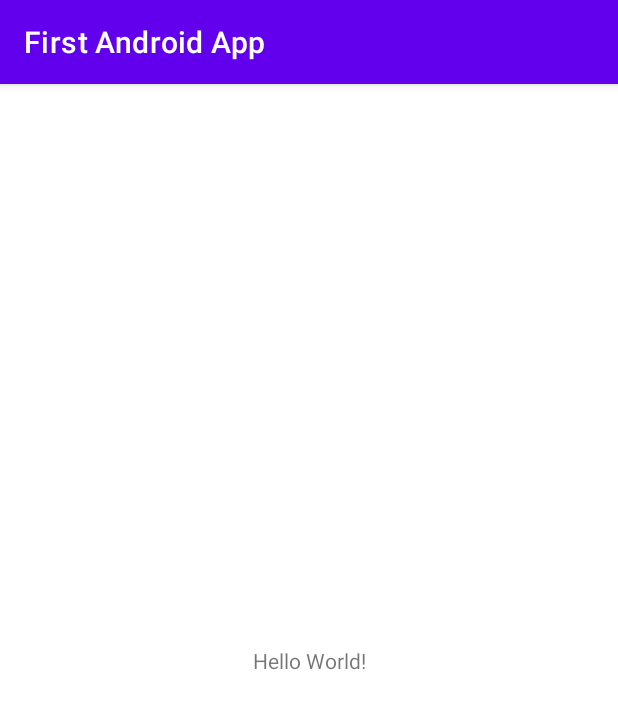
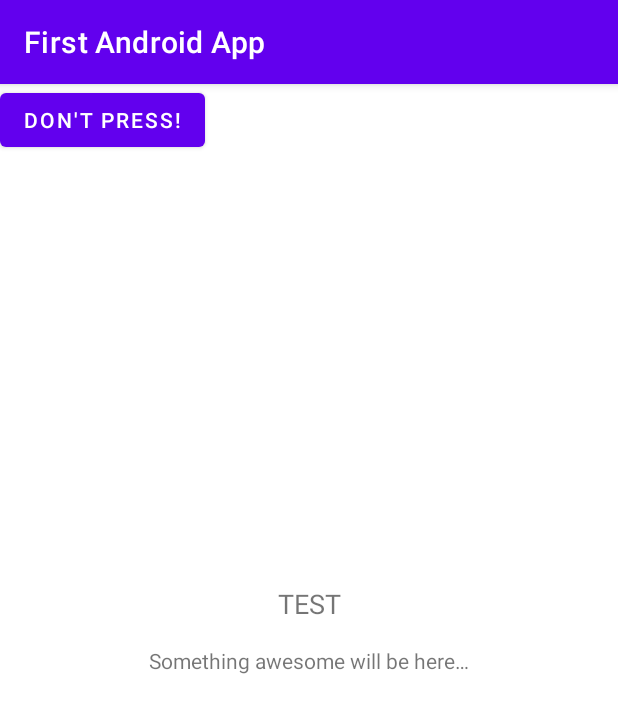
Before and after one commit to geaned/first-android-app, an Android app: the screen it shows after launch (MainActivity), on a phone screen of 412 x 824 dp. Shown: the top 713 px of the screen. Run offline under Robolectric (Android 15) with nearby library versions, the phone set to English and light mode, and no system bars.

Commit message:
Removed tests and added first Kotlin code

```diff
--- a/app/build.gradle
+++ b/app/build.gradle
@@ -12,8 +12,6 @@ android {
         targetSdk 31
         versionCode 1
         versionName "1.0"
-
-        testInstrumentationRunner "androidx.test.runner.AndroidJUnitRunner"
     }
 
     buildTypes {
@@ -37,7 +35,7 @@ dependencies {
     implementation 'androidx.appcompat:appcompat:1.3.1'
     implementation 'com.google.android.material:material:1.4.0'
     implementation 'androidx.constraintlayout:constraintlayout:2.1.0'
-    testImplementation 'junit:junit:4.+'
+    testImplementation 'junit:junit:4.13.2'
     androidTestImplementation 'androidx.test.ext:junit:1.1.3'
     androidTestImplementation 'androidx.test.espresso:espresso-core:3.4.0'
 }
--- a/app/src/main/res/layout/activity_main.xml
+++ b/app/src/main/res/layout/activity_main.xml
@@ -9,10 +9,32 @@
     <TextView
         android:layout_width="wrap_content"
         android:layout_height="wrap_content"
-        android:text="Hello World!"
+        android:text="@string/hello_text"
         app:layout_constraintBottom_toBottomOf="parent"
         app:layout_constraintLeft_toLeftOf="parent"
         app:layout_constraintRight_toRightOf="parent"
         app:layout_constraintTop_toTopOf="parent" />
 
+    <TextView
+        android:layout_width="100dp"
+        android:layout_height="100dp"
+        android:gravity="center_horizontal"
+        android:scrollHorizontally="false"
+        android:text="@string/sample_text"
+        android:textSize="18sp"
+        app:layout_constraintBottom_toBottomOf="parent"
+        app:layout_constraintLeft_toLeftOf="parent"
+        app:layout_constraintRight_toRightOf="parent"
+        app:layout_constraintTop_toTopOf="parent" />
+
+    <Button
+        android:id="@+id/first_button"
+        android:layout_width="wrap_content"
+        android:layout_height="wrap_content"
+        android:onClick="onFirstButtonClick"
+        android:text="@string/button_text"
+        app:layout_constraintStart_toStartOf="parent"
+        app:layout_constraintTop_toTopOf="parent" />
+
+
 </androidx.constraintlayout.widget.ConstraintLayout>
--- a/app/src/main/res/values/strings.xml
+++ b/app/src/main/res/values/strings.xml
@@ -1,3 +1,6 @@
 <resources>
     <string name="app_name">First Android App</string>
+    <string name="hello_text">Something awesome will be here…</string>
+    <string name="sample_text">TEST</string>
+    <string name="button_text">Don\'t press!</string>
 </resources>
```
Also changed, not shown: app/src/main/java/com/georgiyangeni/firstandroidapp/MainActivity.kt (+17 -0 lines), 2 other files.
